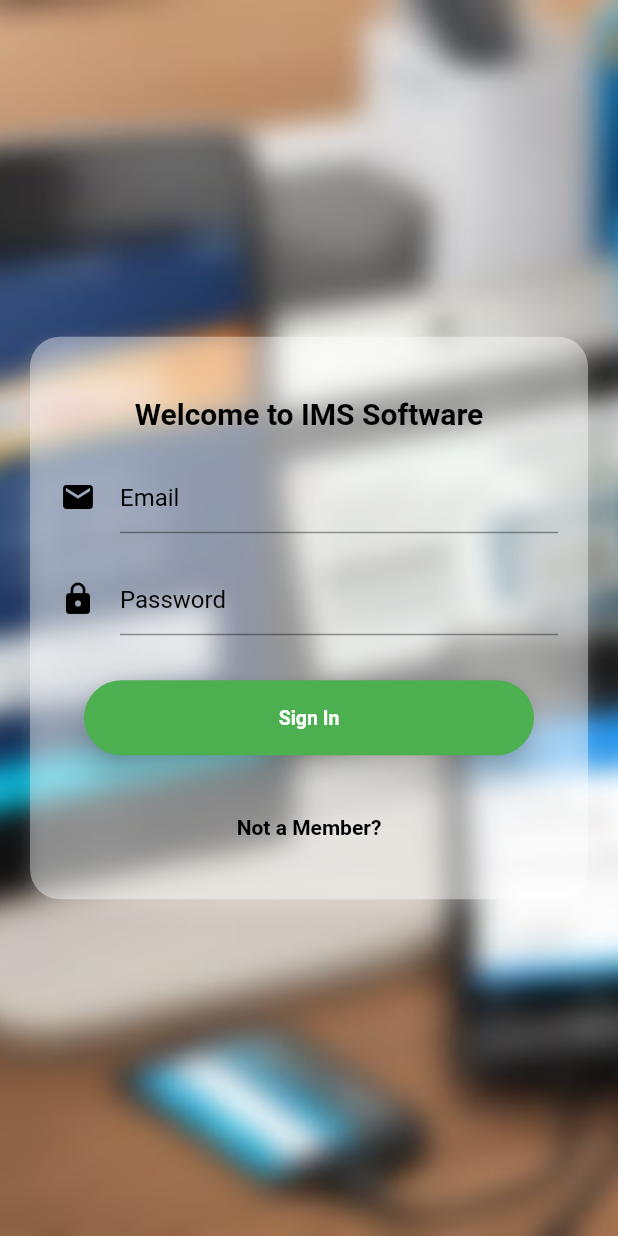
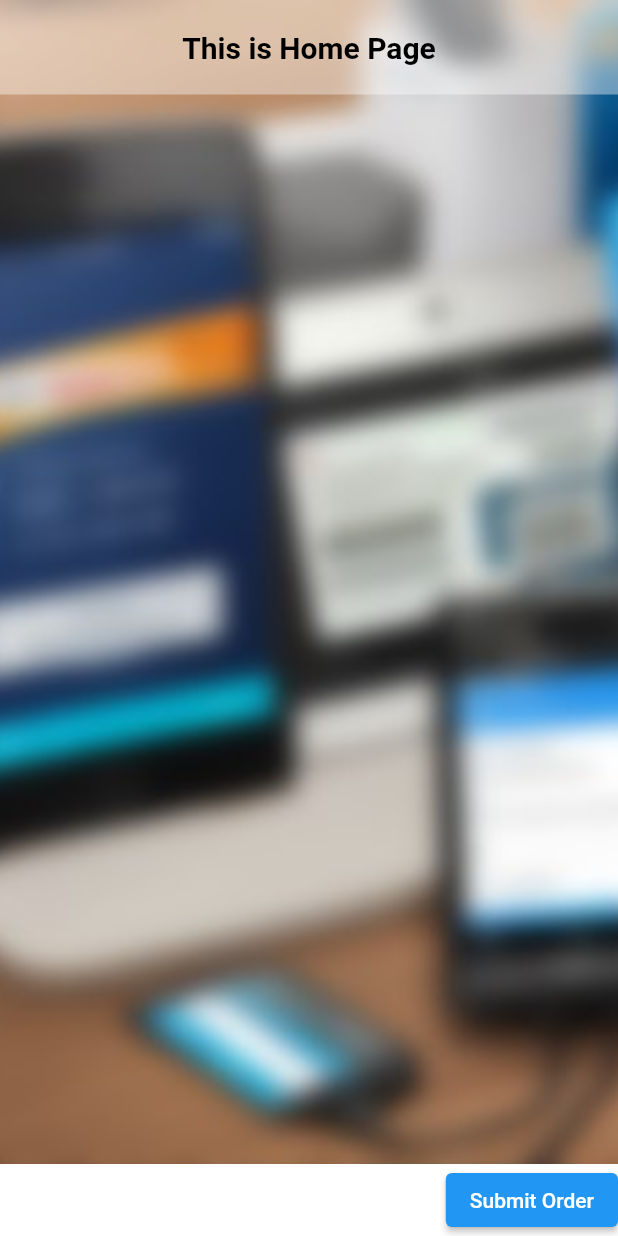
Before and after one commit to abdulmazidcse/pos-app, a Flutter app: the screen it shows after launch, on a phone screen of 412 x 824 dp. Run offline on Flutter 3.47's test engine with Material 2 defaults, Android fonts, the phone set to English and light mode, and no system bars; drawn by our look-alikes of auto_size_text; our stand-ins replace fluttertoast, shared_preferences; missing offline and left inert: flutter_barcode_scanner.

Commit message:
design issue

```diff
--- /dev/null
+++ b/lib/Pos/PosPageGlassy.dart
@@ -0,0 +1,139 @@
+import 'package:flutter/material.dart';
+import 'package:pos/Pos/CartProvider.dart';
+import 'package:pos/Pos/ProductModel.dart';
+import 'package:pos/Pos/ProductController.dart';
+import 'package:provider/provider.dart';
+import 'package:flutter/services.dart';
+import 'package:flutter_barcode_scanner/flutter_barcode_scanner.dart';
+import 'package:auto_size_text/auto_size_text.dart';
+import '../utils/Drawer.dart';
+import '../utils/Helper.dart';
+
+class PosPageGlassy extends StatefulWidget {
+  @override
+  _PosPageGlassyState createState() => _PosPageGlassyState();
+}
+
+class _PosPageGlassyState extends State<PosPageGlassy> {
+  Helper helper = Helper(); // Create an instance of the Helper class
+  List<Product> _filteredProducts = [];
+  String productCode = '';
+  bool? _selectedOption = false;
+
+  Future<void> scanBarcodeNormal() async {
+    String barcodeScanRes;
+    try {
+      barcodeScanRes = await FlutterBarcodeScanner.scanBarcode(
+          '#ff6666', 'Cancel', true, ScanMode.BARCODE);
+    } on PlatformException {
+      barcodeScanRes = 'Failed to get platform version.';
+    }
+    if (!mounted) return;
+
+    if (barcodeScanRes.isEmpty) {
+      _filteredProducts = [];
+    } else if (barcodeScanRes.length >= 3) {
+      dynamic productsData =
+          await ProductController().fetchProducts(barcodeScanRes);
+      if (productsData.length > 0) {
+        _addToCartAndClearResults(productsData[0]);
+        Provider.of<CartProvider>(context, listen: false)
+            .addToCart(productsData[0]);
+      }
+    }
+  }
+
+  void _filterProducts(String searchTerm) async {
+    if (searchTerm.isEmpty) {
+      _filteredProducts = [];
+    } else if (searchTerm.length >= 3) {
+      final productsData = await ProductController().fetchProducts(searchTerm);
+      _filteredProducts = productsData
+          .where((product) => product.productName
+              .toLowerCase()
+              .contains(searchTerm.toLowerCase()))
+          .toList();
+    }
+    setState(() {}); // Update UI with filtered products
+  }
+
+  void _addToCartAndClearResults(Product product) {
+    ScaffoldMessenger.of(context).showSnackBar(
+      SnackBar(
+        content: Text('${product.productName} added to cart'),
+        duration: Duration(seconds: 2),
+      ),
+    );
+    setState(() {
+      _filteredProducts = [];
+    });
+  }
+
+  @override
+  Widget build(BuildContext context) {
+    final selectedCartItems = Provider.of<CartProvider>(context).cartItems;
+
+    return Scaffold(
+        drawer: MyDrawer(),
+        body: Stack(
+          children: [
+            Container(
+              decoration: BoxDecoration(
+                image: DecorationImage(
+                  image: AssetImage('assets/images/imageedit.jpg'),
+                  fit: BoxFit.cover,
+                ),
+              ),
+            ),
+            Container(
+              child: Container(
+                width: double.infinity,
+                decoration: BoxDecoration(
+                  color: Colors.white.withOpacity(0.4),
+                ),
+                child: Column(
+                  mainAxisSize: MainAxisSize.min,
+                  children: [
+                    Center(
+                      child: Container(
+                        margin: EdgeInsets.only(top: 20.0),
+                        child: new AutoSizeText(
+                          'This is Home Page',
+                          style: TextStyle(
+                            fontSize: 20.0,
+                            color: Colors.black,
+                            fontWeight: FontWeight.bold,
+                          ),
+                        ),
+                      ),
+                    ),
+                    SizedBox(height: 20.0)
+                  ],
+                ),
+              ),
+            ),
+          ],
+        ),
+        bottomNavigationBar: BottomAppBar(
+          child: Row(
+            mainAxisAlignment: MainAxisAlignment.spaceBetween,
+            children: [
+              Consumer<CartProvider>(
+                builder: (context, cartProvider, child) {
+                  return Text(
+                    'Net Amount: ${cartProvider.netAmount.toString()}',
+                    style: TextStyle(fontSize: 14, color: Colors.transparent),
+                  );
+                },
+              ),
+              ElevatedButton(
+                onPressed: () {
+                  print('Order submitted! Net amount: Tk  ');
+                },
+                child: Text('Submit Order'),
+              ),
+            ],
+          ),
+        ));
+  }
+}
--- a/lib/main.dart
+++ b/lib/main.dart
@@ -4,6 +4,7 @@ import 'HomePage/HomePage.dart';
 import 'Pos/CartProvider.dart';
 import 'package:pos/Login/login.dart';
 import 'Pos/PosPage.dart';
+import 'Pos/PosPageGlassy.dart';
 import 'package:shared_preferences/shared_preferences.dart';
 
 void main() {
@@ -11,7 +12,6 @@ void main() {
 }
 
 class MyApp extends StatelessWidget {
-  // This widget is the root of your application.
   @override
   Widget build(BuildContext context) {
     return FutureBuilder<bool>(
@@ -24,16 +24,23 @@ class MyApp extends StatelessWidget {
             return Text('Error: ${snapshot.error}');
           } else {
             bool isUserLogin = snapshot.data!;
-            var defaultRoot = isUserLogin ? HomePage() : LogIn();
+            var myPageWidget = isUserLogin ? HomePage() : PosPageGlassy();
 
             return MultiProvider(
               providers: [
                 ChangeNotifierProvider(create: (context) => CartProvider()),
               ],
               child: MaterialApp(
-                title: 'My App',
                 debugShowCheckedModeBanner: false,
-                home: defaultRoot, // Assuming HomePage is your initial screen
+                home: Container(
+                  decoration: BoxDecoration(
+                    image: DecorationImage(
+                      image: AssetImage('assets/images/imageedit.jpg'),
+                      fit: BoxFit.cover,
+                    ),
+                  ),
+                  child: myPageWidget,
+                ),
                 theme: ThemeData(
                   primarySwatch: Colors.blue,
                 ),
```
Also changed, not shown: lib/utils/ManuPage.dart (+25 -0 lines).
